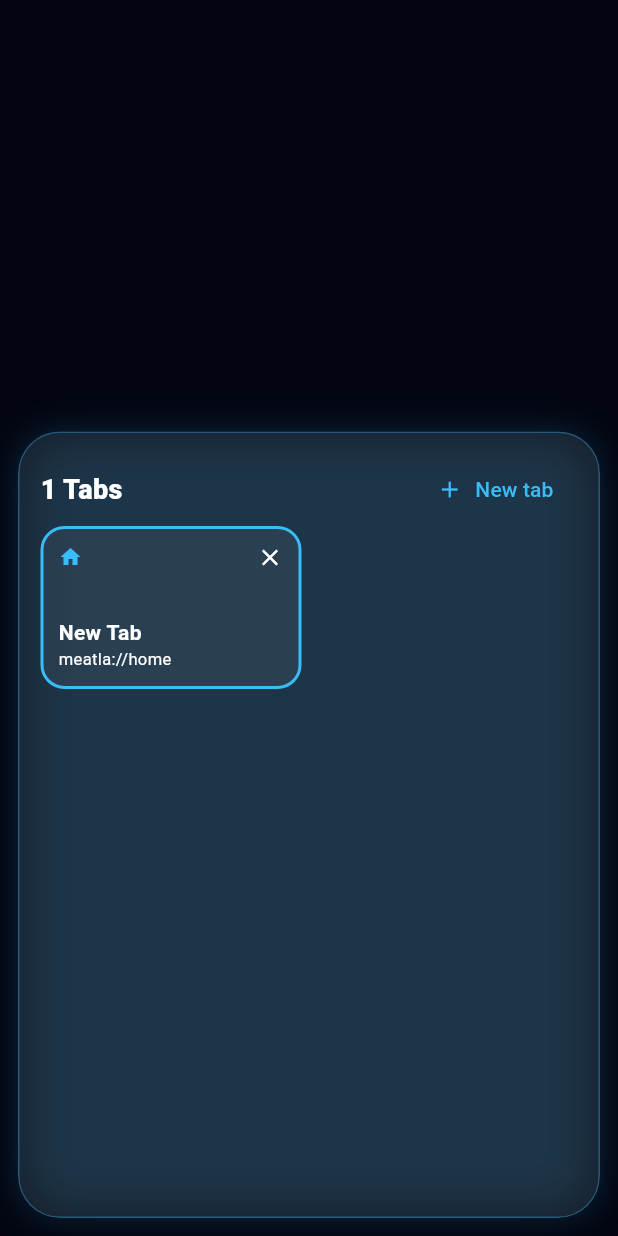
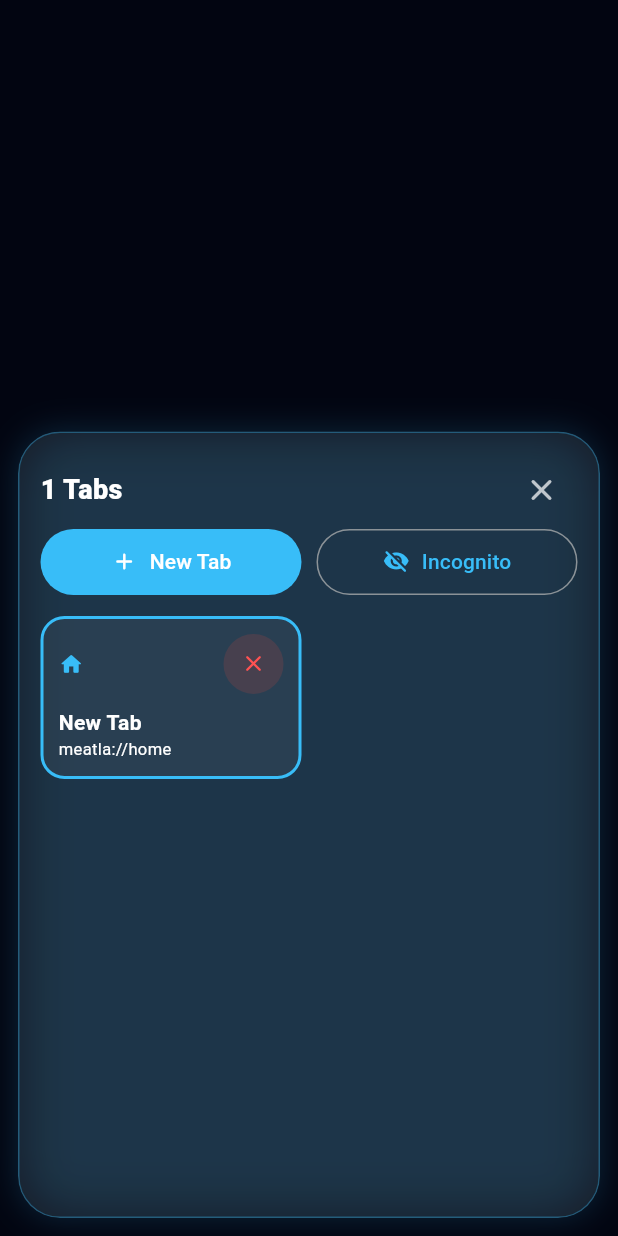
Before and after one commit to toolforge1/meatla_browser, a Flutter app: what showTabManager() shows on an empty page, opened directly with empty values, on a phone screen of 412 x 824 dp. Run offline on Flutter 3.47's test engine with Material 3 defaults, Android fonts, the phone set to English and light mode, and no system bars; missing offline and left inert: flutter_inappwebview.

Commit message:
Improve tabs, add incognito mode and use app logo

```diff
--- a/lib/main.dart
+++ b/lib/main.dart
@@ -88,10 +88,11 @@ const kBlockedHosts = <String>[
 // 2. STATE MODEL
 // ============================================================================
 class BrowserTab {
-  BrowserTab({this.url}) : id = _counter++;
+  BrowserTab({this.url, this.isIncognito = false}) : id = _counter++;
   static int _counter = 0;
 
   final int id;
+  final bool isIncognito;
 
   /// null => the tab shows the AI dashboard (home).
   String? url;
@@ -186,24 +187,35 @@ class BrowserModel extends ChangeNotifier {
   }
 
   // ---- Tabs ---------------------------------------------------------------
-  void newTab({String? url}) {
-    tabs.add(BrowserTab(url: url));
+  void newTab({String? url, bool incognito = false}) {
+    tabs.add(BrowserTab(url: url, isIncognito: incognito));
     current = tabs.length - 1;
     splitActive = false;
     notifyListeners();
   }
 
   void closeTab(int i) {
+    if (i < 0 || i >= tabs.length) return;
     if (tabs.length == 1) {
+      if (tabs.first.isIncognito) {
+        tabs[0] = BrowserTab();
+        current = 0;
+        splitActive = false;
+        notifyListeners();
+      } else {
         goHome();
+      }
       return;
     }
     tabs.removeAt(i);
+    if (i < current) current--;
     if (current >= tabs.length) current = tabs.length - 1;
+    splitActive = false;
     notifyListeners();
   }
 
   void selectTab(int i) {
+    if (i < 0 || i >= tabs.length) return;
     current = i;
     splitActive = false;
     notifyListeners();
@@ -647,6 +659,7 @@ class BrowserWebView extends StatelessWidget {
         allowsInlineMediaPlayback: true,
         mediaPlaybackRequiresUserGesture: false,
         supportZoom: true,
+        incognito: tab.isIncognito,
         contentBlockers: model.blockers(),
         // A modern mobile UA keeps AI sites happy.
         userAgent:
@@ -686,7 +699,7 @@ class BrowserWebView extends StatelessWidget {
       },
       onCreateWindow: (c, req) async {
         final u = req.request.url?.toString();
-        if (u != null) model.newTab(url: u);
+        if (u != null) model.newTab(url: u, incognito: tab.isIncognito);
         return true;
       },
     );
@@ -715,7 +728,18 @@ class HomeDashboard extends StatelessWidget {
               gradient: const LinearGradient(colors: [kSky, Color(0xFF2563EB)]),
               boxShadow: [BoxShadow(color: kSky.withOpacity(.6), blurRadius: 30)],
             ),
-            child: const Icon(Icons.public, size: 46, color: Colors.white),
+            child: ClipOval(
+              child: Padding(
+                padding: const EdgeInsets.all(5),
+                child: Image.asset(
+                  'copilot_image_1792323887881.png',
+                  fit: BoxFit.contain,
+                  errorBuilder: (_, __, ___) => const Icon(
+                    Icons.public, size: 46, color: Colors.white,
+                  ),
+                ),
+              ),
+            ),
           ),
         ),
         const SizedBox(height: 14),
@@ -729,7 +753,23 @@ class HomeDashboard extends StatelessWidget {
           child: Text('Smart AI-Powered Browser',
               style: TextStyle(color: kSky.withOpacity(.9), letterSpacing: 2)),
         ),
-        const SizedBox(height: 26),
+        const SizedBox(height: 18),
+        SizedBox(
+          width: double.infinity,
+          child: FilledButton.icon(
+            onPressed: () => model.newTab(),
+            icon: const Icon(Icons.add_rounded),
+            label: const Text('New Tab'),
+            style: FilledButton.styleFrom(
+              backgroundColor: kSky,
+              foregroundColor: Colors.white,
+              padding: const EdgeInsets.symmetric(vertical: 14),
+              textStyle: const TextStyle(fontWeight: FontWeight.w800, fontSize: 16),
+              shape: RoundedRectangleBorder(borderRadius: BorderRadius.circular(16)),
+            ),
+          ),
+        ),
+        const SizedBox(height: 20),
         const Text('AI Quick Access',
             style: TextStyle(fontSize: 16, fontWeight: FontWeight.w700)),
         const SizedBox(height: 12),
@@ -1090,20 +1130,52 @@ void showTabManager(BuildContext context, BrowserModel m) {
             child: Column(
               children: [
                 Row(children: [
-                  Text('${m.tabs.length} Tabs',
+                  Expanded(
+                    child: Text('${m.tabs.length} Tabs',
                         style: const TextStyle(
                             fontSize: 18, fontWeight: FontWeight.w800)),
-                  const Spacer(),
-                  TextButton.icon(
+                  ),
+                  IconButton(
+                    tooltip: 'Close tab manager',
+                    onPressed: () => Navigator.pop(ctx),
+                    icon: const Icon(Icons.close_rounded),
+                  ),
+                ]),
+                Row(
+                  children: [
+                    Expanded(
+                      child: FilledButton.icon(
                         onPressed: () {
                           m.newTab();
                           Navigator.pop(ctx);
                         },
-                    icon: const Icon(Icons.add, color: kSky),
-                    label: const Text('New tab',
-                        style: TextStyle(color: kSky)),
+                        icon: const Icon(Icons.add_rounded),
+                        label: const Text('New Tab'),
+                        style: FilledButton.styleFrom(
+                          backgroundColor: kSky,
+                          foregroundColor: Colors.white,
+                          padding: const EdgeInsets.symmetric(vertical: 12),
                         ),
-                ]),
+                      ),
+                    ),
+                    const SizedBox(width: 10),
+                    Expanded(
+                      child: OutlinedButton.icon(
+                        onPressed: () {
+                          m.newTab(incognito: true);
+                          Navigator.pop(ctx);
+                        },
+                        icon: const Icon(Icons.visibility_off_rounded),
+                        label: const Text('Incognito'),
+                        style: OutlinedButton.styleFrom(
+                          foregroundColor: kSky,
+                          padding: const EdgeInsets.symmetric(vertical: 12),
+                        ),
+                      ),
+                    ),
+                  ],
+                ),
+                const SizedBox(height: 12),
                 Expanded(
                   child: GridView.builder(
                     gridDelegate:
@@ -1136,12 +1208,34 @@ void showTabManager(BuildContext context, BrowserModel m) {
                               crossAxisAlignment: CrossAxisAlignment.start,
                               children: [
                                 Row(children: [
-                                  Icon(t.isHome ? Icons.home : Icons.language,
-                                      size: 16, color: kSky),
+                                  Icon(
+                                    t.isIncognito
+                                        ? Icons.visibility_off_rounded
+                                        : (t.isHome ? Icons.home_rounded : Icons.language_rounded),
+                                    size: 17,
+                                    color: t.isIncognito ? Colors.deepPurpleAccent : kSky,
+                                  ),
+                                  const SizedBox(width: 5),
+                                  if (t.isIncognito)
+                                    const Expanded(
+                                      child: Text('INCOGNITO',
+                                        maxLines: 1,
+                                        style: TextStyle(fontSize: 9, fontWeight: FontWeight.w800, color: Colors.deepPurpleAccent),
+                                      ),
+                                    )
+                                  else
                                     const Spacer(),
-                                  InkWell(
-                                    onTap: () => m.closeTab(i),
-                                    child: const Icon(Icons.close, size: 18),
+                                  Material(
+                                    color: Colors.red.withOpacity(.15),
+                                    shape: const CircleBorder(),
+                                    child: IconButton(
+                                      tooltip: 'Close this tab',
+                                      visualDensity: VisualDensity.compact,
+                                      constraints: const BoxConstraints(minWidth: 34, minHeight: 34),
+                                      padding: EdgeInsets.zero,
+                                      onPressed: () => m.closeTab(i),
+                                      icon: const Icon(Icons.close_rounded, size: 18, color: Colors.redAccent),
+                                    ),
                                   ),
                                 ]),
                                 const Spacer(),
@@ -1150,7 +1244,7 @@ void showTabManager(BuildContext context, BrowserModel m) {
                                     overflow: TextOverflow.ellipsis,
                                     style: const TextStyle(
                                         fontWeight: FontWeight.w700)),
-                                Text(t.url ?? 'meatla://home',
+                                Text(t.isIncognito ? 'Private tab • history not saved' : (t.url ?? 'meatla://home'),
                                     maxLines: 1,
                                     overflow: TextOverflow.ellipsis,
                                     style: const TextStyle(fontSize: 11)),
```
Lines whose indentation alone changed are shown as unchanged.
